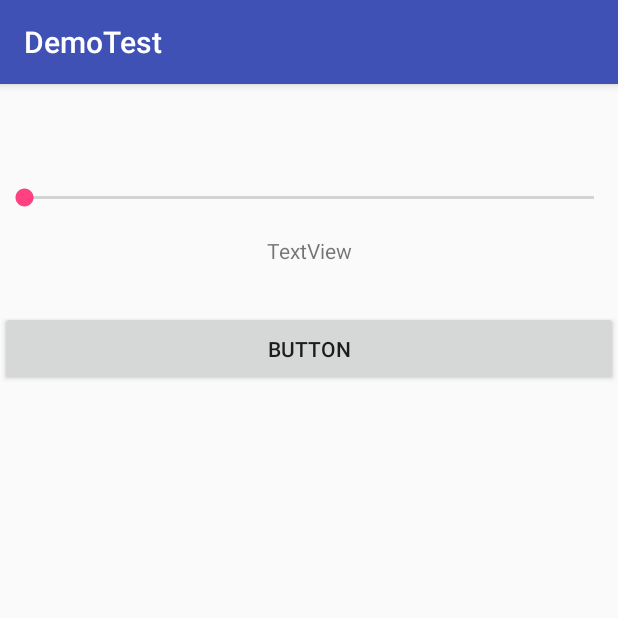
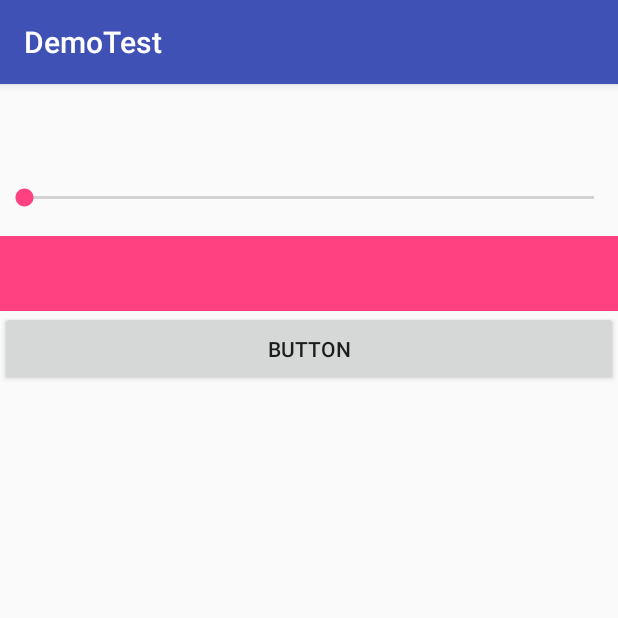
Before and after one commit to RainMtime/DemoTest, an Android app: the AccessibilityActivity screen opened directly, with no data from a screen before it, on a phone screen of 412 x 824 dp, the top half of it. Run offline under Robolectric (Android 15) with nearby library versions, the phone set to English and light mode, and no system bars.

Commit message:
无障碍测试代码

```diff
--- a/DemoTest/app/src/main/java/com/example/chunyu/demotest/AccessibilityActivity.java
+++ b/DemoTest/app/src/main/java/com/example/chunyu/demotest/AccessibilityActivity.java
@@ -6,6 +6,7 @@ import android.support.v7.app.AppCompatActivity;
 import android.util.Log;
 import android.view.View;
 import android.view.accessibility.AccessibilityEvent;
+import android.view.accessibility.AccessibilityNodeInfo;
 import android.widget.Button;
 import android.widget.GridView;
 import android.widget.RelativeLayout;
@@ -23,6 +24,8 @@ public class AccessibilityActivity extends AppCompatActivity {
     TextView mTextView;
     GridView mGridView;
 
+    View mAccessibilityView;
+
     RelativeLayout mViewGroup;
 
     @Override
@@ -35,8 +38,8 @@ public class AccessibilityActivity extends AppCompatActivity {
     private void initView() {
         mSeekBar = (SeekBar) findViewById(R.id.seekBar);
         mButton = (Button) findViewById(R.id.button);
-        mTextView = (TextView) findViewById(R.id.textView);
-        mViewGroup =(RelativeLayout) findViewById(R.id.relative_layout);
+        mAccessibilityView = findViewById(R.id.accessibility);
+        mViewGroup = (RelativeLayout) findViewById(R.id.relative_layout);
         mButton.setOnClickListener(new View.OnClickListener() {
             @Override
             public void onClick(View v) {
@@ -44,11 +47,42 @@ public class AccessibilityActivity extends AppCompatActivity {
                     @Override
                     public void run() {
                         mSeekBar.sendAccessibilityEvent(AccessibilityEvent.TYPE_VIEW_HOVER_ENTER);
-                        Log.i("chunyu","foucus!");
+                        mSeekBar.announceForAccessibility("你还是少年！");
+                        Log.i("chunyu", "foucus!");
                     }
                 }, 300);
+
             }
         });
+
+//        mTextView.setAccessibilityDelegate(new View.AccessibilityDelegate() {
+//            @Override
+//            public void onPopulateAccessibilityEvent(View host, AccessibilityEvent event) {
+//                super.onPopulateAccessibilityEvent(host, event);
+//
+//                if (event.getEventType() == AccessibilityEvent.TYPE_VIEW_ACCESSIBILITY_FOCUSED) {
+//                    event.getText().add("来来往往，一个人的北京");
+//                }
+//            }
+//        });
+
+        mAccessibilityView.setAccessibilityDelegate(new View.AccessibilityDelegate() {
+
+            @Override
+            public void onPopulateAccessibilityEvent(View host, AccessibilityEvent event) {
+                super.onPopulateAccessibilityEvent(host, event);
+                if (event.getEventType() == AccessibilityEvent.TYPE_VIEW_ACCESSIBILITY_FOCUSED) {
+                    event.getText().add("来来往往，一个人的北京");
+                }
+            }
+
+            @Override
+            public void onInitializeAccessibilityNodeInfo(View host, AccessibilityNodeInfo info) {
+                super.onInitializeAccessibilityNodeInfo(host, info);
+//                info.setSelected(true);
+            }
+        });
+
 
     }
 
--- a/DemoTest/app/src/main/java/com/example/chunyu/demotest/MainActivity.java
+++ b/DemoTest/app/src/main/java/com/example/chunyu/demotest/MainActivity.java
@@ -139,6 +139,7 @@ public class MainActivity extends AppCompatActivity
                 Intent intent = new Intent(this, AccessibilityActivity.class);
                 startActivity(intent);
             }
+            break;
             case R.id.nav_picture: {
                 Intent intent = new Intent(this, PictureActivity.class);
                 startActivity(intent);
--- a/DemoTest/app/src/main/res/layout/accessibility_layout.xml
+++ b/DemoTest/app/src/main/res/layout/accessibility_layout.xml
@@ -17,13 +17,14 @@
         android:layout_width="match_parent"
         android:layout_height="50dp">
 
-        <TextView
-            android:id="@+id/textView"
-            android:layout_width="match_parent"
-            android:layout_height="match_parent"
-            android:textAlignment="center"
-            android:text="TextView"
-            android:layout_centerHorizontal="true" />
+       <com.example.chunyu.demotest.customeView.AccessibilityTextView
+           android:layout_width="match_parent"
+           android:layout_height="50dp"
+           android:focusable="true"
+           android:importantForAccessibility="yes"
+           android:id="@+id/accessibility"
+           android:focusableInTouchMode="true"
+           android:background="@color/colorAccent"/>
     </RelativeLayout>
 
 
```
Also changed, not shown: DemoTest/app/src/main/java/com/example/chunyu/demotest/customeView/AccessibilityTextView.java (added, +39 -0 lines).
